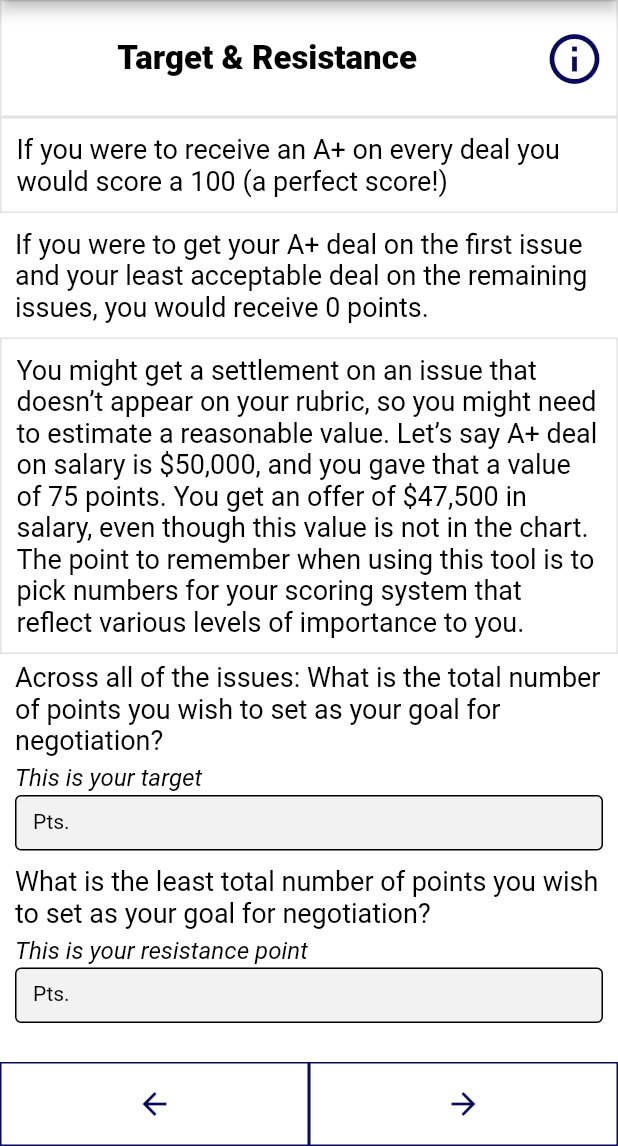
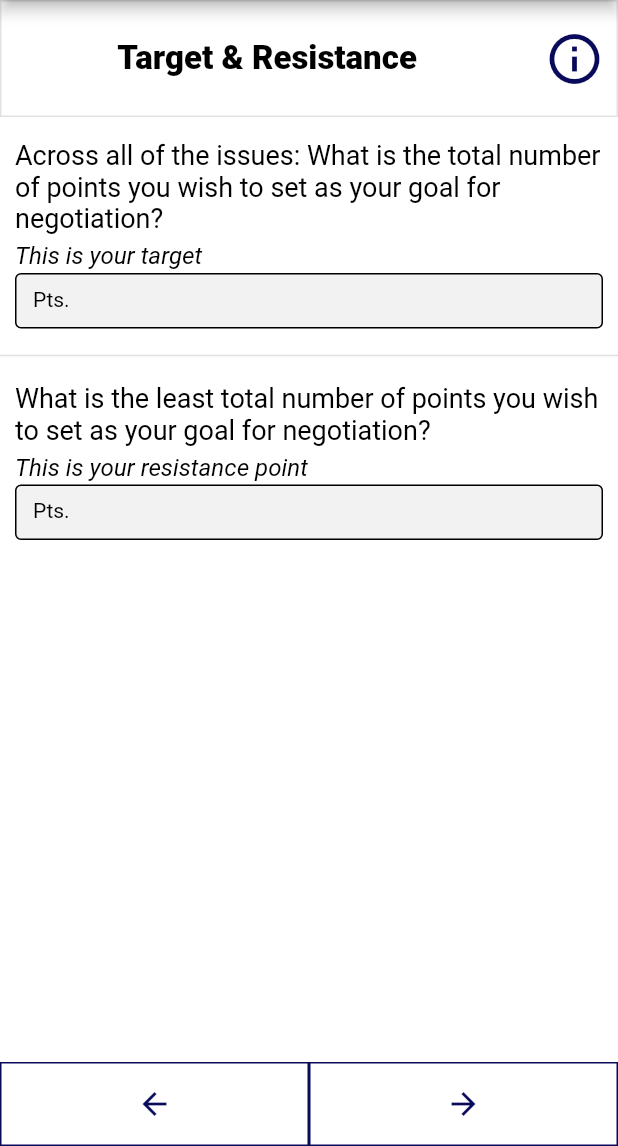
Before and after one commit to Spaghetti-Code-Inc/Negotiation-Planner, a Flutter app: the UnderStantRubrc screen opened directly, on a phone screen of 412 x 824 dp, the part 90-1236 px from its top. Run offline on Flutter 3.47's test engine with Material 2 defaults, Android fonts, the phone set to English and light mode, and no system bars; our stand-ins replace cloud_firestore, email_validator, firebase_auth, firebase_core; missing offline and left inert: dart:ffi; accounts and stored records are empty.

Commit message:
UnderStantRubrc.dart user interface design rework

```diff
--- a/lib/IssueValues.dart
+++ b/lib/IssueValues.dart
@@ -28,7 +28,7 @@ class _IssueValuesState extends State<IssueValues> {
     int? length = _issueNames?.length;
     for (int i = 0; i < length!; i++) {
       _controllers.add([]);
-      // 6 because that is the number of settlement oppurtunites
+      // 6 because that is the number of settlement opportunists
       for (int j = 0; j < 6; j++) {
         _controllers[i].add(TextEditingController());
       }
--- a/lib/UnderStantRubrc.dart
+++ b/lib/UnderStantRubrc.dart
@@ -86,6 +86,71 @@ class UnderStantRubrc extends StatelessWidget {
                                     ),
                                     onPressed: () {
                                       Navigator.pop(context);
+                                      showDialog(
+                                          context: context,
+                                          builder: (BuildContext context) => AlertDialog(
+                                        title: const Text(
+                                            'Understanding your rubric'
+                                        ),
+                                        content: Text(
+                                            "If you were to get your A+ deal on the first issue and your least acceptable deal on the remaining issues, you would receive ${initPoints()} points."
+                                        ),
+                                        actions: [
+                                          TextButton(
+                                            child: const Text('Next'),
+                                            style: TextButton.styleFrom(
+                                              foregroundColor: Color(0xFF6DC090),
+                                            ),
+                                            onPressed: () {
+                                              Navigator.pop(context);
+                                              showDialog(
+                                                  context: context,
+                                                  builder: (BuildContext context) => AlertDialog(
+                                                    title: const Text(
+                                                        'Understanding your rubric'
+                                                    ),
+                                                    content: Text(
+                                                        "You might get a settlement on an issue that does not appear on your rubric, so you might need to estimate a reasonable value."
+                                                    ),
+                                                    actions: [
+                                                      TextButton(
+                                                        child: const Text('Next'),
+                                                        style: TextButton.styleFrom(
+                                                          foregroundColor: Color(0xFF6DC090),
+                                                        ),
+                                                        onPressed: () {
+                                                          Navigator.pop(context);
+                                                          showDialog(
+                                                              context: context,
+                                                              builder: (BuildContext context) => AlertDialog(
+                                                                title: const Text(
+                                                                    'Example'
+                                                                ),
+                                                                content: Text(
+                                                                    "Let’s say A+ deal on salary is \$50,000, and you gave that a value of 75 points. You get an offer of \$47,500 in salary, even though this value is not in the chart. The point to remember when using this tool is to pick numbers for your scoring system that reflect various levels of importance to you."
+                                                                ),
+                                                                actions: [
+                                                                  TextButton(
+                                                                    child: const Text('Done'),
+                                                                    style: TextButton.styleFrom(
+                                                                      foregroundColor: Color(0xFF6DC090),
+                                                                    ),
+                                                                    onPressed: () {
+                                                                      Navigator.pop(context);
+                                                                    },
+                                                                  ),
+                                                                ],
+                                                              )
+                                                          );
+                                                        },
+                                                      ),
+                                                    ],
+                                                  )
+                                                );
+                                            },
+                                          ),
+                                        ],
+                                      ));
                                     },
                                   ),
                                 ],
@@ -96,95 +161,9 @@ class UnderStantRubrc extends StatelessWidget {
                       ]
                   ),
                 ),
-
                 Container(
                   margin: const EdgeInsets.all(0),
-                  padding: const EdgeInsets.all(0),
-                  width: MediaQuery.of(context).size.width,
-                  decoration: BoxDecoration(
-                    color: const Color(0x00000000),
-                    shape: BoxShape.rectangle,
-                    borderRadius: BorderRadius.zero,
-                    border:
-                        Border.all(color: const Color(0x4d9e9e9e), width: 1),
-                  ),
-                  child: Padding(
-                    padding: EdgeInsets.all(10),
-                    child: Text(
-                      "If you were to receive an A+ on every deal you would score a 100 (a perfect score!)",
-                      textAlign: TextAlign.start,
-                      overflow: TextOverflow.clip,
-                      style: TextStyle(
-                        fontWeight: FontWeight.w400,
-                        fontStyle: FontStyle.normal,
-                        fontSize: 18,
-                        color: Color(0xff000000),
-                      ),
-                    ),
-                  ),
-                ),
-                Container(
-                  margin: const EdgeInsets.all(0),
-                  padding: const EdgeInsets.all(0),
-                  width: MediaQuery.of(context).size.width,
-                  decoration: BoxDecoration(
-                    color: const Color(0x00000000),
-                    shape: BoxShape.rectangle,
-                    borderRadius: BorderRadius.zero,
-                    border:
-                        Border.all(color: const Color(0x4dffffff), width: 0),
-                  ),
-                  child: Padding(
-                    padding: EdgeInsets.all(10),
-                    child: Text(
-                      "If you were to get your A+ deal on the first issue and your least acceptable deal on the remaining issues, you would receive ${initPoints()} points.",
-                      textAlign: TextAlign.start,
-                      overflow: TextOverflow.clip,
-                      style: TextStyle(
-                        fontWeight: FontWeight.w400,
-                        fontStyle: FontStyle.normal,
-                        fontSize: 18,
-                        color: Color(0xff000000),
-                      ),
-                    ),
-                  ),
-                ),
-                Container(
-                  margin: const EdgeInsets.all(0),
-                  padding: const EdgeInsets.all(0),
-                  width: MediaQuery.of(context).size.width,
-                  decoration: BoxDecoration(
-                    color: const Color(0x00000000),
-                    shape: BoxShape.rectangle,
-                    borderRadius: BorderRadius.zero,
-                    border:
-                        Border.all(color: const Color(0x4d9e9e9e), width: 1),
-                  ),
-                  child: Column(
-                    mainAxisAlignment: MainAxisAlignment.start,
-                    crossAxisAlignment: CrossAxisAlignment.center,
-                    mainAxisSize: MainAxisSize.max,
-                    children: const [
-                      Padding(
-                        padding: EdgeInsets.all(10),
-                        child: Text(
-                          "You might get a settlement on an issue that doesn’t appear on your rubric, so you might need to estimate a reasonable value. Let’s say A+ deal on salary is \$50,000, and you gave that a value of 75 points. You get an offer of \$47,500 in salary, even though this value is not in the chart. The point to remember when using this tool is to pick numbers for your scoring system that reflect various levels of importance to you.",
-                          textAlign: TextAlign.start,
-                          overflow: TextOverflow.clip,
-                          style: TextStyle(
-                            fontWeight: FontWeight.w400,
-                            fontStyle: FontStyle.normal,
-                            fontSize: 18,
-                            color: Color(0xff000000),
-                          ),
-                        ),
-                      ),
-                    ],
-                  ),
-                ),
-                Container(
-                  margin: const EdgeInsets.all(0),
-                  padding: const EdgeInsets.all(0),
+                  padding: const EdgeInsets.only(top: 10),
                   width: MediaQuery.of(context).size.width,
                   decoration: const BoxDecoration(
                     color: Color(0x00000000),
@@ -240,7 +219,7 @@ class UnderStantRubrc extends StatelessWidget {
                     borderRadius: BorderRadius.zero,
                   ),
                   child: Padding(
-                    padding: const EdgeInsets.fromLTRB(10, 2, 10, 0),
+                    padding: const EdgeInsets.fromLTRB(10, 2, 10, 10),
                     child: TextField(
                       inputFormatters: <TextInputFormatter>[
                         FilteringTextInputFormatter.allow(
@@ -301,6 +280,9 @@ class UnderStantRubrc extends StatelessWidget {
                       ),
                     ),
                   ),
+                ),
+                Divider(
+                  thickness: 1,
                 ),
                 Container(
                   margin: const EdgeInsets.all(0),
```
